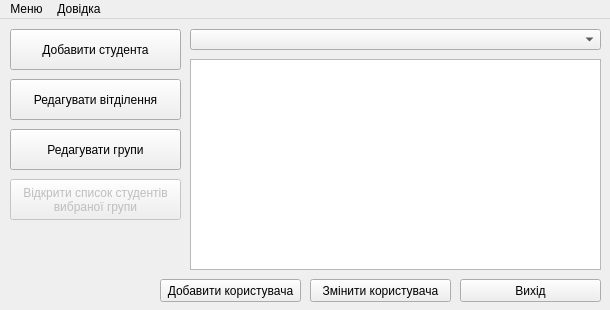
Old version of the form mainwindow.ui in the repository Shuna322/QtKyrsova.
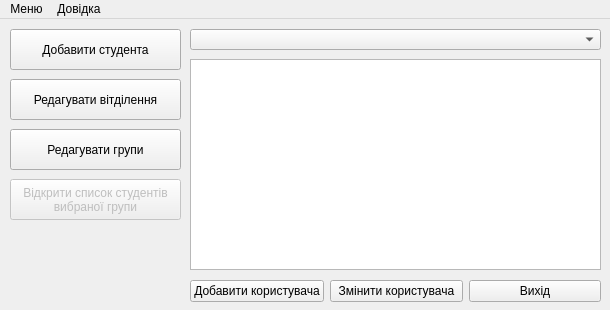
New version of the form. Icons and pictures are not drawn.

What changed in the file:
```diff
--- a/mainwindow.ui
+++ b/mainwindow.ui
@@ -21,34 +21,6 @@
     <normaloff>../../Desktop/Icojam-Blue-Bits-Database-search.ico</normaloff>../../Desktop/Icojam-Blue-Bits-Database-search.ico</iconset>
   </property>
   <widget class="QWidget" name="centralwidget">
-   <widget class="QPushButton" name="pushButton">
-    <property name="enabled">
-     <bool>true</bool>
-    </property>
-    <property name="geometry">
-     <rect>
-      <x>460</x>
-      <y>260</y>
-      <width>141</width>
-      <height>23</height>
-     </rect>
-    </property>
-    <property name="text">
-     <string>Вихід</string>
-    </property>
-    <property name="checkable">
-     <bool>false</bool>
-    </property>
-    <property name="autoDefault">
-     <bool>false</bool>
-    </property>
-    <property name="default">
-     <bool>false</bool>
-    </property>
-    <property name="flat">
-     <bool>false</bool>
-    </property>
-   </widget>
    <widget class="QPushButton" name="pushButton_2">
     <property name="geometry">
      <rect>
@@ -115,39 +87,13 @@
      <string/>
     </property>
    </widget>
-   <widget class="QPushButton" name="pushButton_4">
-    <property name="geometry">
-     <rect>
-      <x>310</x>
-      <y>260</y>
-      <width>141</width>
-      <height>23</height>
-     </rect>
-    </property>
-    <property name="text">
-     <string>Змінити користувача</string>
-    </property>
-   </widget>
-   <widget class="QPushButton" name="pushButton_5">
-    <property name="geometry">
-     <rect>
-      <x>160</x>
-      <y>260</y>
-      <width>141</width>
-      <height>23</height>
-     </rect>
-    </property>
-    <property name="text">
-     <string>Добавити користувача</string>
-    </property>
-   </widget>
    <widget class="QPushButton" name="pushButton_8">
     <property name="geometry">
      <rect>
-      <x>440</x>
+      <x>450</x>
       <y>260</y>
       <width>31</width>
-      <height>20</height>
+      <height>21</height>
      </rect>
     </property>
     <property name="text">
@@ -200,6 +146,54 @@
 вибраної групи</string>
     </property>
    </widget>
+   <widget class="QWidget" name="">
+    <property name="geometry">
+     <rect>
+      <x>190</x>
+      <y>260</y>
+      <width>411</width>
+      <height>25</height>
+     </rect>
+    </property>
+    <layout class="QHBoxLayout" name="horizontalLayout">
+     <item>
+      <widget class="QPushButton" name="pushButton_5">
+       <property name="text">
+        <string>Добавити користувача</string>
+       </property>
+      </widget>
+     </item>
+     <item>
+      <widget class="QPushButton" name="pushButton_4">
+       <property name="text">
+        <string>Змінити користувача</string>
+       </property>
+      </widget>
+     </item>
+     <item>
+      <widget class="QPushButton" name="pushButton">
+       <property name="enabled">
+        <bool>true</bool>
+       </property>
+       <property name="text">
+        <string>Вихід</string>
+       </property>
+       <property name="checkable">
+        <bool>false</bool>
+       </property>
+       <property name="autoDefault">
+        <bool>false</bool>
+       </property>
+       <property name="default">
+        <bool>false</bool>
+       </property>
+       <property name="flat">
+        <bool>false</bool>
+       </property>
+      </widget>
+     </item>
+    </layout>
+   </widget>
    <zorder>pushButton_8</zorder>
    <zorder>pushButton</zorder>
    <zorder>pushButton_2</zorder>
```
Left out of the diff: 1 changed line with no effect on the pictures.
